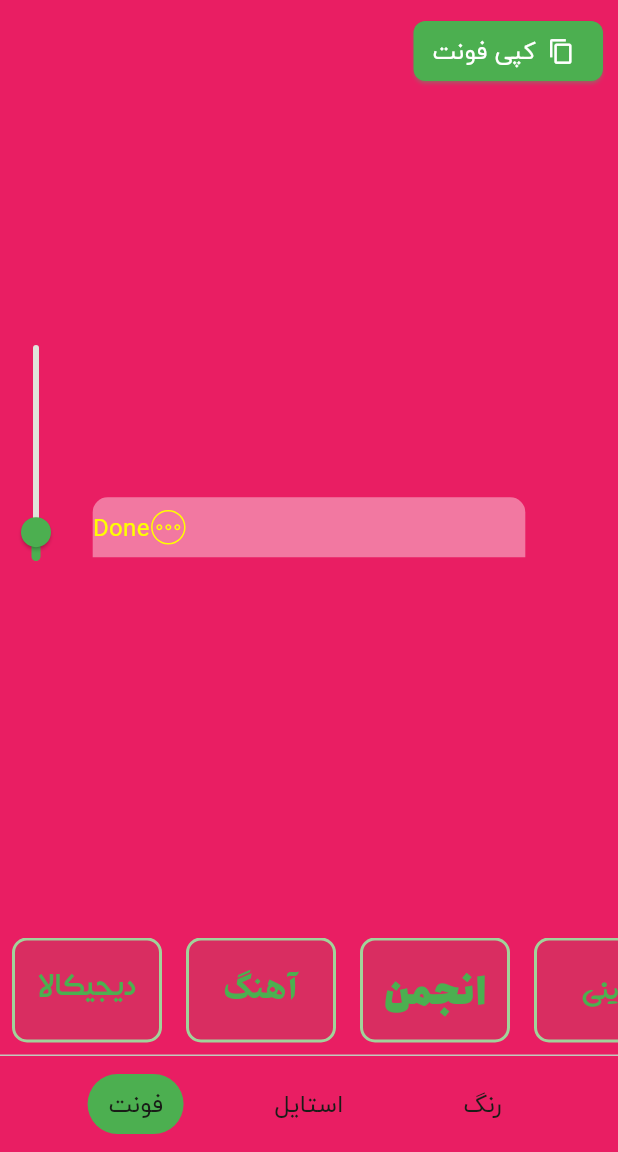
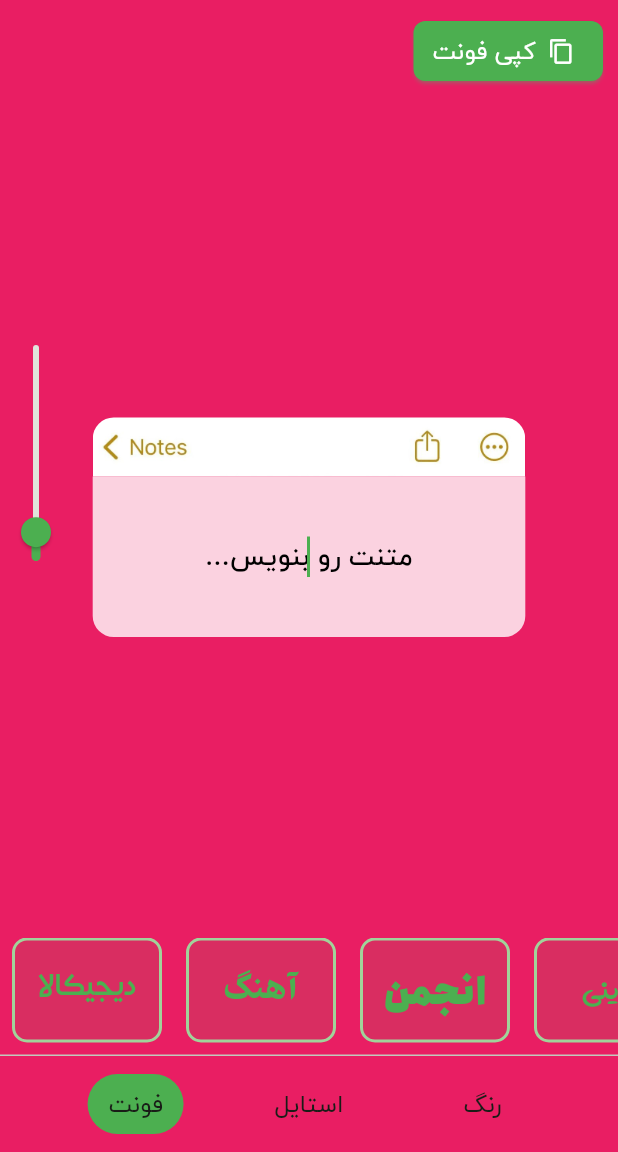
Before and after one commit to AmirmahdiNourkazemi/instastyle, a Flutter app: the screen it shows after launch, on a phone screen of 412 x 824 dp, the part 84-1236 px from its top. Run offline on Flutter 3.47's test engine with Material 3 defaults, Android fonts, the phone set to English and light mode, and no system bars; our stand-ins replace dio, flutter_colorpicker, get_it, image_gallery_saver, permission_handler; missing offline and left inert: clipboard; Roboto replaces fonts that are missing (sf); project files that could hold a hidden picture were left out.

Commit message:
feat: add iphone note-1 style

```diff
--- a/lib/feature/home/presentation/screens/home_screen.dart
+++ b/lib/feature/home/presentation/screens/home_screen.dart
@@ -69,6 +69,7 @@ class _HomeScreenState extends State<HomeScreen> {
             child: ElevatedButton.icon(
               iconAlignment: IconAlignment.end,
               onPressed: () {
+                FocusScope.of(context).unfocus();
                 export.captureAndCopy(_globalKey);
               },
               label: const Text('کپی فونت'),
--- a/lib/feature/home/presentation/style/iphone_note.dart
+++ b/lib/feature/home/presentation/style/iphone_note.dart
@@ -1,5 +1,4 @@
 import 'package:flutter/material.dart';
-import 'package:flutter_svg/flutter_svg.dart';
 
 class IphoneNote extends StatefulWidget {
   final Widget? child;
@@ -18,32 +17,23 @@ class _IphoneNoteState extends State<IphoneNote> {
       child: Column(
         mainAxisSize: MainAxisSize.min,
         children: [
-          Container(
-            height: 40,
-            decoration: BoxDecoration(
-              color: Colors.white.withOpacity(0.4),
-              borderRadius: const BorderRadius.only(
-                topLeft: Radius.circular(10),
-                topRight: Radius.circular(10),
-              ),
-            ),
-            child: Row(
-              children: [
-                Text(
-                  'Done',
-                  style: Theme.of(context)
-                      .textTheme
-                      .bodyMedium!
-                      .copyWith(fontFamily: 'sf', color: Colors.yellowAccent),
-                ),
-                SvgPicture.asset(
-                  'assets/icons/note-more.svg',
-                  color: Colors.yellowAccent,
-                  width: 25,
-                ),
-              ],
-            ),
+          ClipRRect(
+              borderRadius:
+                  const BorderRadius.vertical(top: Radius.circular(14)),
+              child: Image.asset('assets/images/iphone-notes.jpg')),
+
+         Container(
+          padding: const EdgeInsets.symmetric(
+            vertical: 40
           ),
+          decoration:  BoxDecoration(
+            color: Colors.white.withOpacity(0.8),
+           borderRadius: const BorderRadius.vertical(
+             bottom: Radius.circular(14)
+           )
+          ),
+          child: widget.child,
+         )
         ],
       ),
     );
```
Also changed, not shown: assets/images/iphone-notes.jpg (added).
